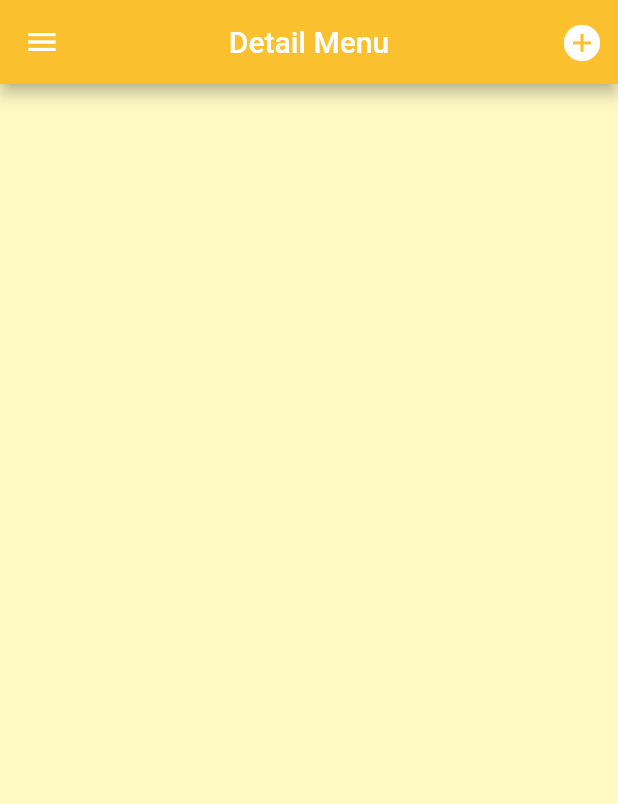
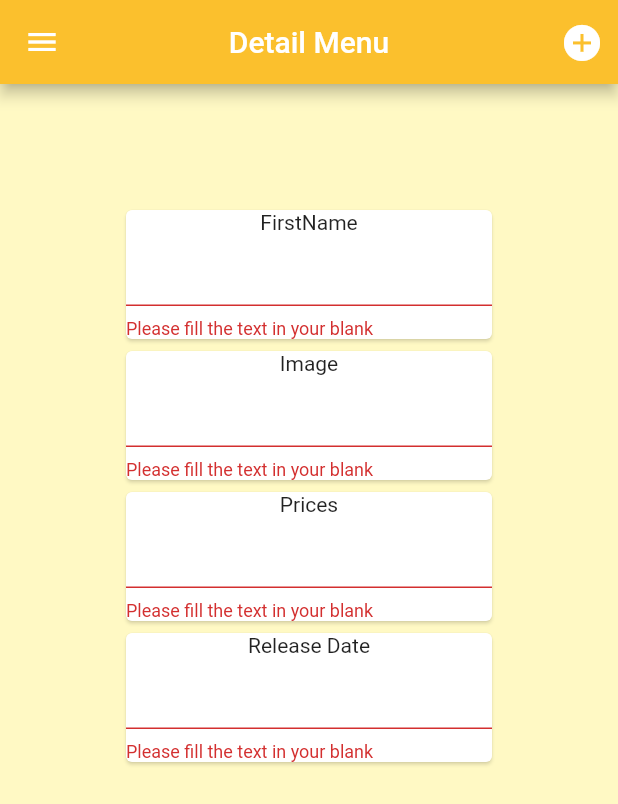
Before and after one commit to GeonwooVincentKim/Flutter-McDonalds-Project, a Flutter app: the CreateNewDetailMenu screen opened by its route, after a tap on an icon or button, on a phone screen of 412 x 824 dp. Shown: the top 804 px of the screen. Run offline on Flutter 3.47's test engine with Material 2 defaults, Android fonts, the phone set to English and light mode, and no system bars; our stand-ins replace flutter_slidable, toast; accounts and stored records are empty.

Commit message:
Added DetailMenuCreation Page."

```diff
--- a/lib/screens/create-edit-filter/create_new_detail_menu.dart
+++ b/lib/screens/create-edit-filter/create_new_detail_menu.dart
@@ -5,6 +5,8 @@ import 'package:myTestApp/screens/sidemenu.dart';
 import 'package:myTestApp/shared/helpers/icomoon.dart';
 import 'package:myTestApp/shared/style/style.dart';
 import 'package:provider/provider.dart';
+
+import 'package:myTestApp/widget/list_tile/edit_user_card_tile.dart';
 
 
 class CreateNewDetailMenu extends StatefulWidget {
@@ -40,7 +42,7 @@ class _CreateNewDetailMenuState extends State<CreateNewDetailMenu> {
           icon: Icon(
             IconMoon.iadd,
             color: Colors.white,
-          ), onPressed: () => _buildDetailCreate(),
+          ), onPressed: () => _buildDetailMenuForm(),
         )
       ],
     );
@@ -59,15 +61,69 @@ class _CreateNewDetailMenuState extends State<CreateNewDetailMenu> {
             child: Column(
               mainAxisAlignment: MainAxisAlignment.spaceBetween,
               children: [
-                // _buildMenuTitle(),
-                // _buildImage(),
-                // _buildPrices(),
-                // _buildReleaseDate(),
+                _buildMenuTitle(),
+                _buildImage(),
+                _buildPrices(),
+                _buildReleaseDate(),
               ]
             )
           )
         ),
       ),
+    );
+  }
+
+  Widget _buildMenuTitle(){
+    return CardTile(
+      child: Column(
+        children: [
+          Text("FirstName"),
+          _buildAddInfo(newDetailMenu[1], 1)
+        ],
+      )
+    );
+  }
+
+  Widget _buildImage(){
+    return CardTile(
+      child: Column(
+        children: [
+          Text("Image"),
+          _buildAddInfo(newDetailMenu[2], 2)
+        ],
+      )
+    );
+  }
+
+  Widget _buildPrices(){
+    return CardTile(
+      child: Column(
+        children: [
+          Text("Prices"),
+          _buildAddInfo(newDetailMenu[3], 3)
+        ],
+      )
+    );
+  }
+
+  Widget _buildReleaseDate(){
+    return CardTile(
+      child: Column(
+        children: [
+          Text("Release Date"),
+          _buildAddInfo(newDetailMenu[4], 4)
+        ],
+      )
+    );
+  }
+
+  Widget _buildAddInfo(String text, int index){
+    return TextFormField(
+      initialValue: text,
+      validator: (value){
+        if(value.isEmpty) return 'Please fill the ${'text'} in your blank';
+        return null;
+      }, onSaved: (value) => newDetailMenu[index] = value,
     );
   }
 
@@ -81,7 +137,10 @@ class _CreateNewDetailMenuState extends State<CreateNewDetailMenu> {
     );
   }
 
-  void _buildDetailCreate(){
-
+  void _buildDetailMenuForm(){
+    if(!_formDetailKey.currentState.validate()) return;
+    _formDetailKey.currentState.save();
+    Provider.of<MenuProvider>(context).createSubMenu(newDetailMenu);
+    Navigator.pushNamed(context, "/");
   }
 }
```
